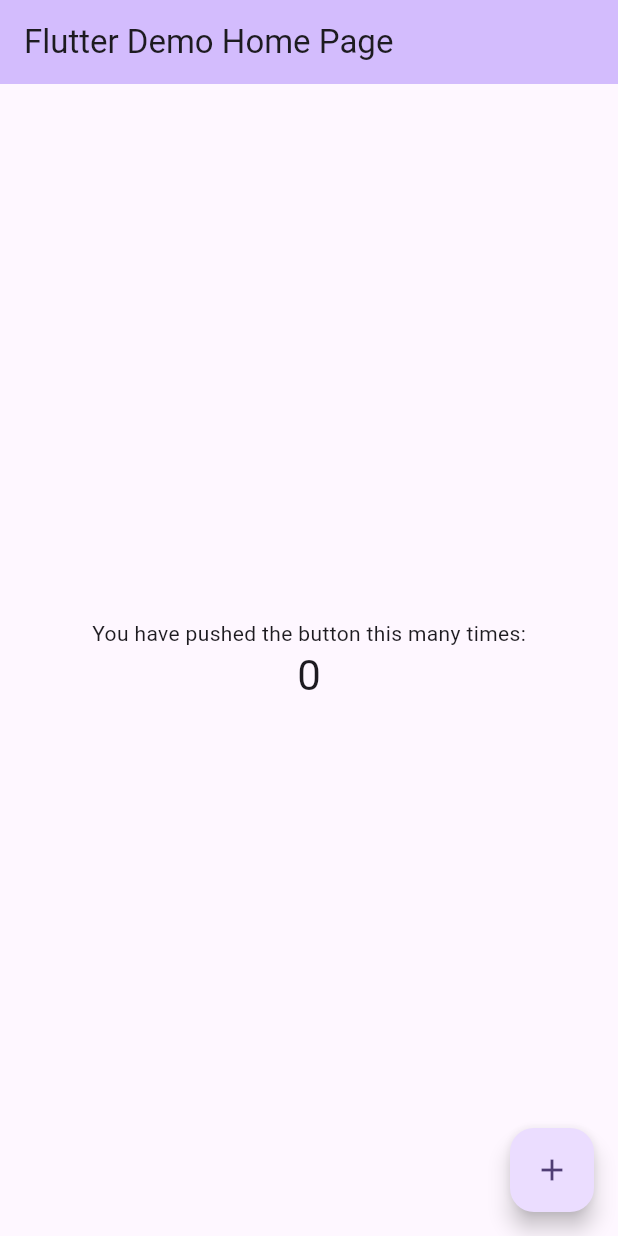
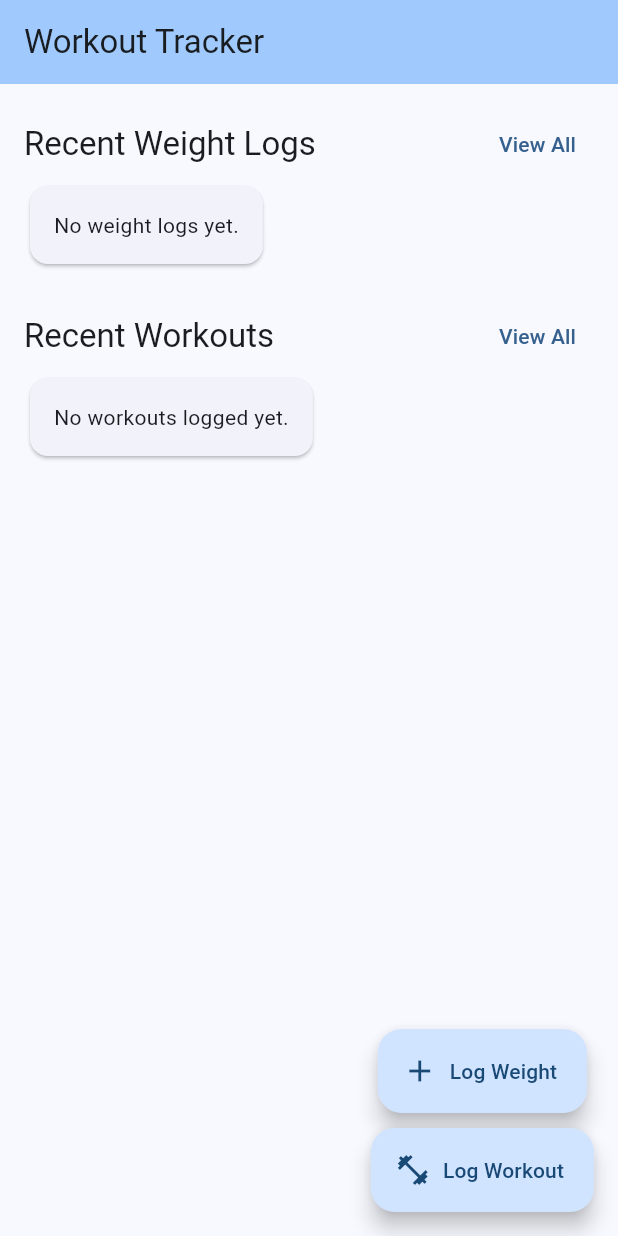
Before and after one commit to could-ai/019adcb3-2eb2-73a3-ba88-83a38acb5bba, a Flutter app: the screen it shows after launch, on a phone screen of 412 x 824 dp. Run offline on Flutter 3.47's test engine with Material 3 defaults, Android fonts, the phone set to English and light mode, and no system bars.

Commit message:
Created data models for Workout, Exercise, ExerciseSet, and WeightLog to structure the application data.; Created AppProvider to manage the state of workouts and weight logs using the Provider package.; Created HomeScreen to display a dashboard of recent workouts and weight logs, with navigation to add new entries.; Created AddWorkoutScreen to allow users to create a new workout, add exercises, and log sets/reps/weights.; Created WeightTrackerScreen to allow users to log their daily weight and view a history of weight entries.; Updated main.dart to initialize the MultiProvider with AppProvider and configure the application routes for navigation.; Added uuid dependency to pubspec.yaml for generating unique IDs for workouts and weight logs.

```diff
--- a/usr/lib/main.dart
+++ b/usr/lib/main.dart
@@ -1,4 +1,9 @@
 import 'package:flutter/material.dart';
+import 'package:provider/provider.dart';
+import 'screens/home_screen.dart';
+import 'screens/add_workout_screen.dart';
+import 'screens/weight_tracker_screen.dart';
+import 'providers/app_provider.dart';
 
 void main() {
   runApp(const MyApp());
@@ -7,117 +12,27 @@ void main() {
 class MyApp extends StatelessWidget {
   const MyApp({super.key});
 
-  // This widget is the root of your application.
   @override
   Widget build(BuildContext context) {
-    return MaterialApp(
-      title: 'Flutter Demo',
-      debugShowCheckedModeBanner: false,
-      theme: ThemeData(
-        // This is the theme of your application.
-        //
-        // TRY THIS: Try running your application with "flutter run". You'll see
-        // the application has a purple toolbar. Then, without quitting the app,
-        // try changing the seedColor in the colorScheme below to Colors.green
-        // and then invoke "hot reload" (save your changes or press the "hot
-        // reload" button in a Flutter-supported IDE, or press "r" if you used
-        // the command line to start the app).
-        //
-        // Notice that the counter didn't reset back to zero; the application
-        // state is not lost during the reload. To reset the state, use hot
-        // restart instead.
-        //
-        // This works for code too, not just values: Most code changes can be
-        // tested with just a hot reload.
-        colorScheme: ColorScheme.fromSeed(seedColor: Colors.deepPurple),
+    return MultiProvider(
+      providers: [
+        ChangeNotifierProvider(create: (_) => AppProvider()),
+      ],
+      child: MaterialApp(
+        title: 'Workout Tracker',
+        debugShowCheckedModeBanner: false,
+        theme: ThemeData(
+          colorScheme: ColorScheme.fromSeed(seedColor: Colors.blue),
+          useMaterial3: true,
+        ),
+        initialRoute: '/',
+        routes: {
+          '/': (context) => const HomeScreen(),
+          '/add_workout': (context) => const AddWorkoutScreen(),
+          '/weight': (context) => const WeightTrackerScreen(),
+          '/history': (context) => const HomeScreen(), // Placeholder for history, reusing home for now
+        },
       ),
-      initialRoute: '/',
-      routes: {
-        '/': (context) => const MyHomePage(title: 'Flutter Demo Home Page'),
-      },
     );
   }
 }
-
-class MyHomePage extends StatefulWidget {
-  const MyHomePage({super.key, required this.title});
-
-  // This widget is the home page of your application. It is stateful, meaning
-  // that it has a State object (defined below) that contains fields that affect
-  // how it looks.
-
-  // This class is the configuration for the state. It holds the values (in this
-  // case the title) provided by the parent (in this case the App widget) and
-  // used by the build method of the State. Fields in a Widget subclass are
-  // always marked "final".
-
-  final String title;
-
-  @override
-  State<MyHomePage> createState() => _MyHomePageState();
-}
-
-class _MyHomePageState extends State<MyHomePage> {
-  int _counter = 0;
-
-  void _incrementCounter() {
-    setState(() {
-      // This call to setState tells the Flutter framework that something has
-      // changed in this State, which causes it to rerun the build method below
-      // so that the display can reflect the updated values. If we changed
-      // _counter without calling setState(), then the build method would not be
-      // called again, and so nothing would appear to happen.
-      _counter++;
-    });
-  }
-
-  @override
-  Widget build(BuildContext context) {
-    // This method is rerun every time setState is called, for instance as done
-    // by the _incrementCounter method above.
-    //
-    // The Flutter framework has been optimized to make rerunning build methods
-    // fast, so that you can just rebuild anything that needs updating rather
-    // than having to individually change instances of widgets.
-    return Scaffold(
-      appBar: AppBar(
-        // TRY THIS: Try changing the color here to a specific color (to
-        // Colors.amber, perhaps?) and trigger a hot reload to see the AppBar
-        // change color while the other colors stay the same.
-        backgroundColor: Theme.of(context).colorScheme.inversePrimary,
-        // Here we take the value from the MyHomePage object that was created by
-        // the App.build method, and use it to set our appbar title.
-        title: Text(widget.title),
-      ),
-      body: Center(
-        // Center is a layout widget. It takes a single child and positions it
-        // in the middle of the parent.
-        child: Column(
-          // Column is also a layout widget. It takes a list of children and
-          // arranges them vertically. By default, it sizes itself to fit its
-          // children horizontally, and tries to be as tall as its parent.
-          //
-          // Column has various properties to control how it sizes itself and
-          // how it positions its children. Here we use mainAxisAlignment to
-          // center the children vertically; the main axis here is the vertical
-          // axis because Columns are vertical (the cross axis would be
-          // horizontal).
-          //
-          // TRY THIS: Invoke "debug painting" (choose the "Toggle Debug Paint"
-          // action in the IDE, or press "p" in the console), to see the
-          // wireframe for each widget.
-          mainAxisAlignment: MainAxisAlignment.center,
-          children: <Widget>[
-            const Text('You have pushed the button this many times:'),
-            Text('$_counter', style: Theme.of(context).textTheme.headlineMedium),
-          ],
-        ),
-      ),
-      floatingActionButton: FloatingActionButton(
-        onPressed: _incrementCounter,
-        tooltip: 'Increment',
-        child: const Icon(Icons.add),
-      ), // This trailing comma makes auto-formatting nicer for build methods.
-    );
-  }
-}
--- /dev/null
+++ b/usr/lib/models/workout_data.dart
@@ -0,0 +1,31 @@
+import 'package:flutter/foundation.dart';
+
+class ExerciseSet {
+  double weight;
+  int reps;
+
+  ExerciseSet({required this.weight, required this.reps});
+}
+
+class Exercise {
+  String name;
+  List<ExerciseSet> sets;
+
+  Exercise({required this.name, required this.sets});
+}
+
+class Workout {
+  String id;
+  DateTime date;
+  List<Exercise> exercises;
+
+  Workout({required this.id, required this.date, required this.exercises});
+}
+
+class WeightLog {
+  String id;
+  DateTime date;
+  double weightKg;
+
+  WeightLog({required this.id, required this.date, required this.weightKg});
+}
--- /dev/null
+++ b/usr/lib/providers/app_provider.dart
@@ -0,0 +1,34 @@
+import 'package:flutter/material.dart';
+import '../models/workout_data.dart';
+
+class AppProvider with ChangeNotifier {
+  final List<Workout> _workouts = [];
+  final List<WeightLog> _weightLogs = [];
+
+  List<Workout> get workouts => List.unmodifiable(_workouts);
+  List<WeightLog> get weightLogs => List.unmodifiable(_weightLogs);
+
+  void addWorkout(Workout workout) {
+    _workouts.add(workout);
+    // Sort by date descending
+    _workouts.sort((a, b) => b.date.compareTo(a.date));
+    notifyListeners();
+  }
+
+  void deleteWorkout(String id) {
+    _workouts.removeWhere((w) => w.id == id);
+    notifyListeners();
+  }
+
+  void addWeightLog(WeightLog log) {
+    _weightLogs.add(log);
+    // Sort by date descending
+    _weightLogs.sort((a, b) => b.date.compareTo(a.date));
+    notifyListeners();
+  }
+
+  void deleteWeightLog(String id) {
+    _weightLogs.removeWhere((l) => l.id == id);
+    notifyListeners();
+  }
+}
--- /dev/null
+++ b/usr/lib/screens/home_screen.dart
@@ -0,0 +1,106 @@
+import 'package:flutter/material.dart';
+import 'package:provider/provider.dart';
+import 'package:intl/intl.dart';
+import '../providers/app_provider.dart';
+
+class HomeScreen extends StatelessWidget {
+  const HomeScreen({super.key});
+
+  @override
+  Widget build(BuildContext context) {
+    final provider = Provider.of<AppProvider>(context);
+    final recentWorkouts = provider.workouts.take(3).toList();
+    final recentWeights = provider.weightLogs.take(3).toList();
+
+    return Scaffold(
+      appBar: AppBar(
+        title: const Text('Workout Tracker'),
+        backgroundColor: Theme.of(context).colorScheme.inversePrimary,
+      ),
+      body: SingleChildScrollView(
+        padding: const EdgeInsets.all(16.0),
+        child: Column(
+          crossAxisAlignment: CrossAxisAlignment.start,
+          children: [
+            _buildSectionHeader(context, 'Recent Weight Logs', () {
+              Navigator.pushNamed(context, '/weight');
+            }),
+            if (recentWeights.isEmpty)
+              const Card(child: Padding(padding: EdgeInsets.all(16), child: Text("No weight logs yet.")))
+            else
+              ...recentWeights.map((log) => Card(
+                    child: ListTile(
+                      leading: const Icon(Icons.monitor_weight),
+                      title: Text('${log.weightKg} kg'),
+                      subtitle: Text(DateFormat.yMMMd().format(log.date)),
+                    ),
+                  )),
+            const SizedBox(height: 20),
+            _buildSectionHeader(context, 'Recent Workouts', () {
+              Navigator.pushNamed(context, '/history'); // We'll reuse home or make a specific history page, for now just add workout
+            }),
+            if (recentWorkouts.isEmpty)
+              const Card(child: Padding(padding: EdgeInsets.all(16), child: Text("No workouts logged yet.")))
+            else
+              ...recentWorkouts.map((workout) => Card(
+                    child: ListTile(
+                      leading: const Icon(Icons.fitness_center),
+                      title: Text(DateFormat.yMMMd().format(workout.date)),
+                      subtitle: Text('${workout.exercises.length} Exercises'),
+                      onTap: () {
+                        // Show details (could be a dialog or new screen)
+                        showDialog(context: context, builder: (ctx) => AlertDialog(
+                          title: Text(DateFormat.yMMMd().format(workout.date)),
+                          content: SingleChildScrollView(
+                            child: Column(
+                              mainAxisSize: MainAxisSize.min,
+                              crossAxisAlignment: CrossAxisAlignment.start,
+                              children: workout.exercises.map((e) => Column(
+                                crossAxisAlignment: CrossAxisAlignment.start,
+                                children: [
+                                  Text(e.name, style: const TextStyle(fontWeight: FontWeight.bold)),
+                                  ...e.sets.map((s) => Text('  • ${s.weight}kg x ${s.reps} reps')),
+                                  const SizedBox(height: 8),
+                                ],
+                              )).toList(),
+                            ),
+                          ),
+                          actions: [TextButton(onPressed: () => Navigator.pop(ctx), child: const Text('Close'))],
+                        ));
+                      },
+                    ),
+                  )),
+          ],
+        ),
+      ),
+      floatingActionButton: Column(
+        mainAxisAlignment: MainAxisAlignment.end,
+        children: [
+          FloatingActionButton.extended(
+            heroTag: 'weight',
+            onPressed: () => Navigator.pushNamed(context, '/weight'),
+            label: const Text('Log Weight'),
+            icon: const Icon(Icons.add),
+          ),
+          const SizedBox(height: 10),
+          FloatingActionButton.extended(
+            heroTag: 'workout',
+            onPressed: () => Navigator.pushNamed(context, '/add_workout'),
+            label: const Text('Log Workout'),
+            icon: const Icon(Icons.fitness_center),
+          ),
+        ],
+      ),
+    );
+  }
+
+  Widget _buildSectionHeader(BuildContext context, String title, VoidCallback onTap) {
+    return Row(
+      mainAxisAlignment: MainAxisAlignment.spaceBetween,
+      children: [
+        Text(title, style: Theme.of(context).textTheme.titleLarge),
+        TextButton(onPressed: onTap, child: const Text('View All')),
+      ],
+    );
+  }
+}
--- /dev/null
+++ b/usr/lib/screens/weight_tracker_screen.dart
@@ -0,0 +1,86 @@
+import 'package:flutter/material.dart';
+import 'package:provider/provider.dart';
+import 'package:intl/intl.dart';
+import 'package:uuid/uuid.dart';
+import '../models/workout_data.dart';
+import '../providers/app_provider.dart';
+
+class WeightTrackerScreen extends StatefulWidget {
+  const WeightTrackerScreen({super.key});
+
+  @override
+  State<WeightTrackerScreen> createState() => _WeightTrackerScreenState();
+}
+
+class _WeightTrackerScreenState extends State<WeightTrackerScreen> {
+  final TextEditingController _weightController = TextEditingController();
+
+  void _logWeight() {
+    final weight = double.tryParse(_weightController.text);
+    if (weight == null) return;
+
+    final log = WeightLog(
+      id: const Uuid().v4(),
+      date: DateTime.now(),
+      weightKg: weight,
+    );
+
+    Provider.of<AppProvider>(context, listen: false).addWeightLog(log);
+    _weightController.clear();
+    FocusScope.of(context).unfocus(); // Hide keyboard
+  }
+
+  @override
+  Widget build(BuildContext context) {
+    final logs = Provider.of<AppProvider>(context).weightLogs;
+
+    return Scaffold(
+      appBar: AppBar(title: const Text('Weight Tracker')),
+      body: Column(
+        children: [
+          Padding(
+            padding: const EdgeInsets.all(16.0),
+            child: Row(
+              children: [
+                Expanded(
+                  child: TextField(
+                    controller: _weightController,
+                    decoration: const InputDecoration(
+                      labelText: 'Current Weight (kg)',
+                      border: OutlineInputBorder(),
+                    ),
+                    keyboardType: TextInputType.numberWithOptions(decimal: true),
+                  ),
+                ),
+                const SizedBox(width: 10),
+                ElevatedButton(
+                  onPressed: _logWeight,
+                  child: const Text('Log'),
+                ),
+              ],
+            ),
+          ),
+          Expanded(
+            child: ListView.builder(
+              itemCount: logs.length,
+              itemBuilder: (context, index) {
+                final log = logs[index];
+                return ListTile(
+                  leading: const Icon(Icons.monitor_weight_outlined),
+                  title: Text('${log.weightKg} kg'),
+                  subtitle: Text(DateFormat.yMMMMEEEEd().format(log.date)),
+                  trailing: IconButton(
+                    icon: const Icon(Icons.delete, color: Colors.red),
+                    onPressed: () {
+                      Provider.of<AppProvider>(context, listen: false).deleteWeightLog(log.id);
+                    },
+                  ),
+                );
+              },
+            ),
+          ),
+        ],
+      ),
+    );
+  }
+}
--- a/usr/pubspec.yaml
+++ b/usr/pubspec.yaml
@@ -12,6 +12,7 @@ dependencies:
   cupertino_icons: ^1.0.8
   intl: ^0.19.0
   provider: ^6.1.1
+  uuid: ^4.3.3
 
 dev_dependencies:
   flutter_test:
```
Also changed, not shown: usr/lib/screens/add_workout_screen.dart (added, +165 -0 lines).
